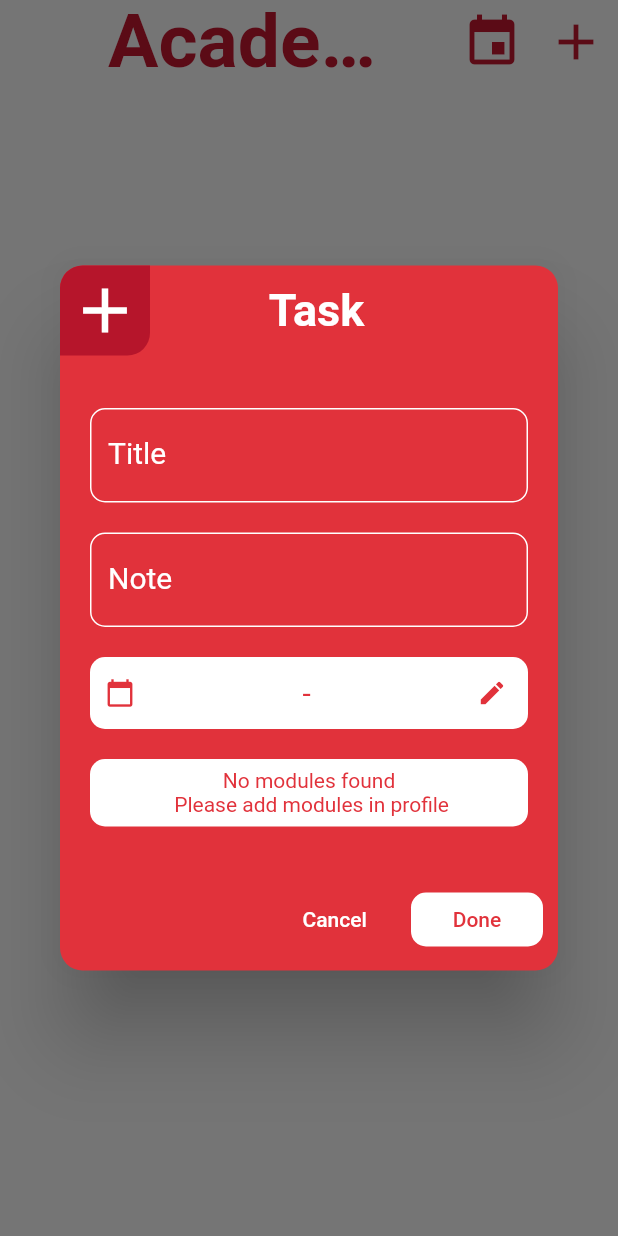
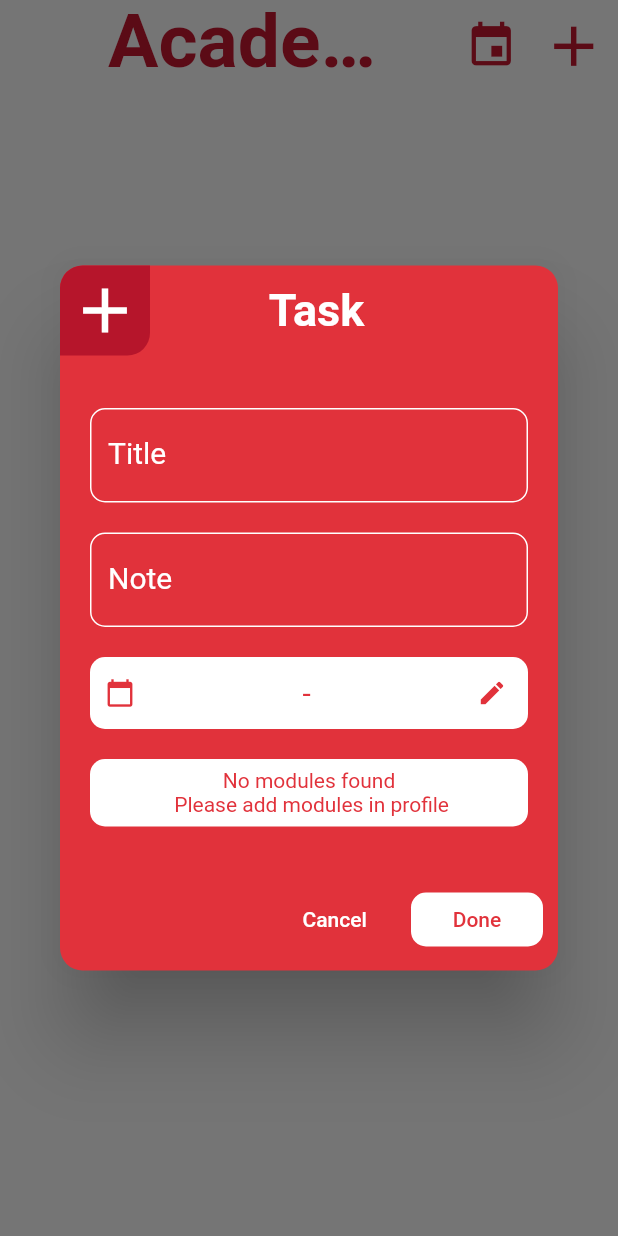
Before and after one commit to abishek-bupathi/college-companion, a Flutter app: the Academic screen opened directly, after a tap on the "add" icon, on a phone screen of 412 x 824 dp. Run offline on Flutter 3.47's test engine with Material 2 defaults, Android fonts, the phone set to English and light mode, and no system bars; our stand-ins replace flutter_datetime_picker, hive, moor_flutter, splashscreen, toast; missing offline and left inert: flutter_clean_calendar; accounts and stored records are empty; generated files the repository leaves out were written again.

Commit message:
Adjusted icon size and position

```diff
--- a/lib/academic.dart
+++ b/lib/academic.dart
@@ -62,7 +62,11 @@ class _AcademicState extends State<Academic> {
                     color: Color(0xFFc71831),
                     fontWeight: FontWeight.bold)),
             actions: <Widget>[
-              new IconButton(
+              Container(
+                padding: EdgeInsets.fromLTRB(0, 5, 0, 0),
+                height: 40,
+                width: 40,
+                child: new IconButton(
                     icon: new Icon(Icons.event),
                     onPressed: () {
                       showDialog(
@@ -72,9 +76,16 @@ class _AcademicState extends State<Academic> {
                         }
                         );
                     },
-                  iconSize: 40,
+                    iconSize: 35,
                     color: Color(0xFFc71831)),
-              new IconButton(
+              ),
+              SizedBox(width: 10,),
+              Container(
+                margin: EdgeInsets.fromLTRB(0, 0,15, 0),
+                padding: EdgeInsets.fromLTRB(0, 0,0, 0),
+                height:45,
+                width: 45,
+                child: new IconButton(
                     icon: new Icon(Icons.add),
                     onPressed: () {
                       showDialog(
@@ -83,8 +94,9 @@ class _AcademicState extends State<Academic> {
                           builder: (context) => addTaskDialog(
                               context, moduleList, database, scaffold_key));
                     },
-                  iconSize: 40,
+                    iconSize: 45,
                     color: Color(0xFFc71831)),
+              ),
             ],
           ),
           body: StreamBuilder(
--- a/lib/main.dart
+++ b/lib/main.dart
@@ -47,6 +47,7 @@ void main() async {
     systemNavigationBarColor: Color(0xFFF8F8F8),
     statusBarColor: Colors.transparent, // status bar color
   ));
+
   SystemChrome.setPreferredOrientations([DeviceOrientation.portraitUp]);
   Hive.close();
 }
@@ -98,6 +99,7 @@ class AfterSplashState extends State<AfterSplash> {
 
   @override
   Widget build(BuildContext context) {
+
     return Provider(
       create: (_) => AppDatabase(),
       child: MaterialApp(
@@ -112,7 +114,9 @@ class AfterSplashState extends State<AfterSplash> {
                   });
                 },
                 controller: _pageController,
-                physics: BouncingScrollPhysics()),
+              physics: ClampingScrollPhysics(),
+
+            ),
             bottomNavigationBar: BottomNavigationBar(
               // setting attributes for the bar
               unselectedItemColor: Colors.black38,
```
Also changed, not shown: lib/activities.dart (+16 -4 lines), lib/classes.dart (+8 -2 lines), lib/exams.dart (+15 -4 lines), lib/profile.dart (+10 -2 lines), lib/settings.dart (+8 -2 lines). Lines whose indentation alone changed are shown as unchanged.
